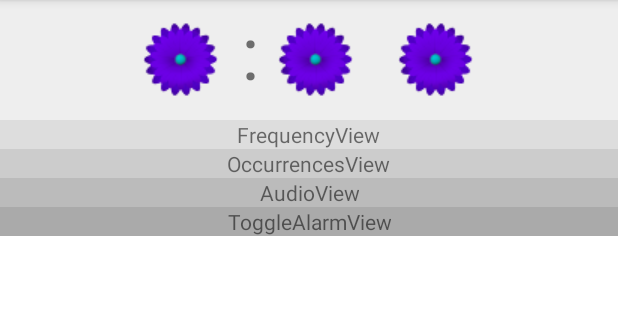
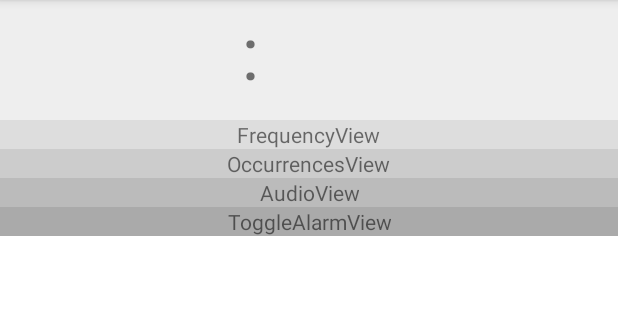
Before and after one commit to idrios/TimeCube, an Android app: the screen it shows after launch (MainActivity), on a phone screen of 412 x 824 dp, the part 84-404 px from its top. Run offline under Robolectric (Android 15) with nearby library versions, the phone set to English and light mode, and no system bars; 3 statements that could not run were skipped.

Commit message:
attempting to recreate yarolegovich's discrete scrollview from scratch for the alarm clock time-edit view. Still stuck, committing my progress

```diff
--- a/app/src/main/res/layout/view_time_picker.xml
+++ b/app/src/main/res/layout/view_time_picker.xml
@@ -3,15 +3,9 @@
     android:layout_width="match_parent"
     android:layout_height="match_parent"
     >
-    <ImageView
-        android:layout_width="wrap_content"
-        android:layout_height="wrap_content"
-        android:src="@drawable/test_image"
-        android:layout_gravity="center"
-        />
-    <!--<androidx.recyclerview.widget.RecyclerView
+    <androidx.recyclerview.widget.RecyclerView
         android:layout_width="wrap_content"
         android:layout_height="wrap_content"
         >
-    </androidx.recyclerview.widget.RecyclerView>-->
+    </androidx.recyclerview.widget.RecyclerView>
 </ScrollView>
--- /dev/null
+++ b/app/src/main/res/values/dimens.xml
@@ -0,0 +1,6 @@
+<?xml version="1.0" encoding="utf-8"?>
+<resources>
+    <dimen name="time_picker_elem_width">50dp</dimen>
+    <dimen name="time_picker_elem_height">50dp</dimen>
+    <dimen name="time_picker_text_size">20sp</dimen>
+</resources>
```
Also changed, not shown: app/src/main/java/dev/jamesroberts/timecube/ui/view/TimePicker.kt (+37 -6 lines), app/src/main/java/dev/jamesroberts/timecube/ui/view/TimePickerElement.kt (added, +7 -0 lines), app/src/main/res/layout/view_time_picker_element.xml (added, +16 -0 lines).
